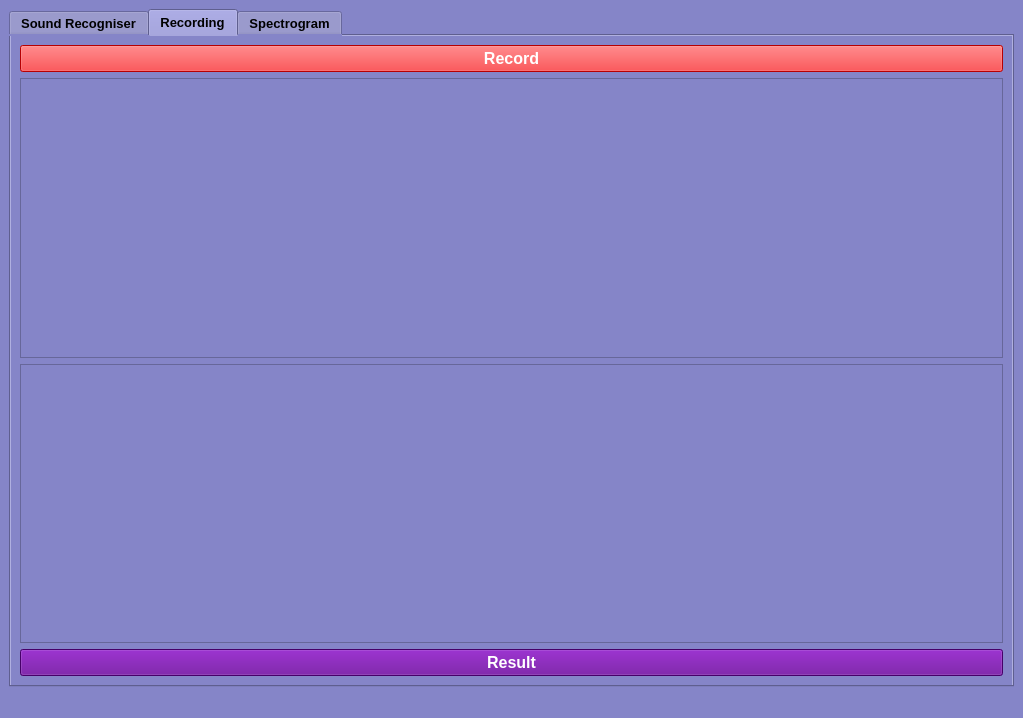
Before: the Qt Designer form mainWindow.ui in MuhamedAhmed11/Audio-Fingerprinting-App, drawn with Qt 5.
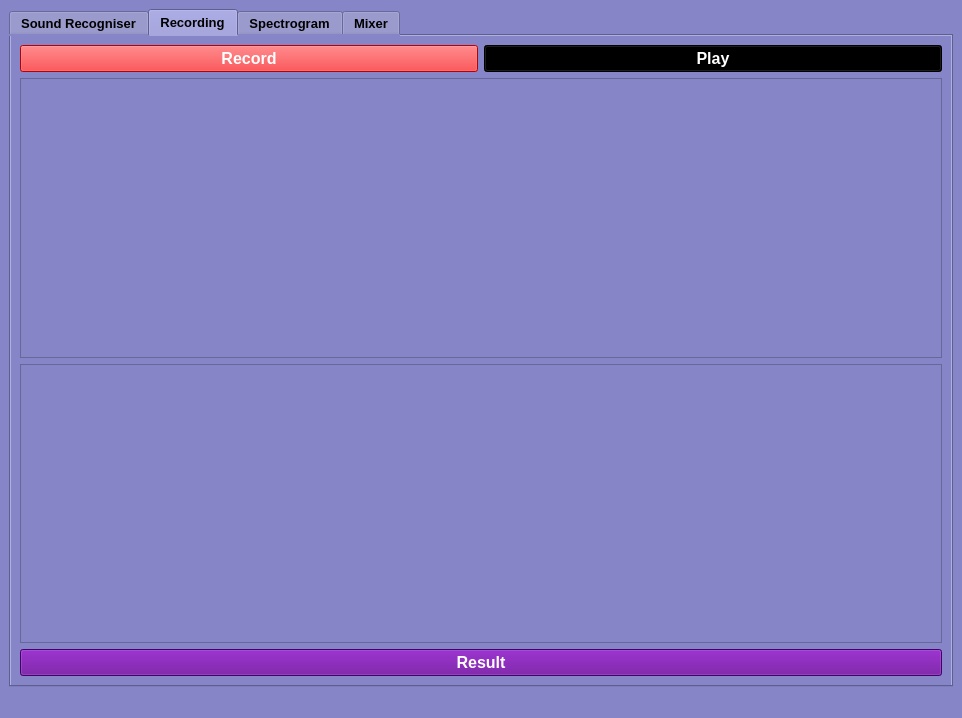
After: the same form once the commit is applied. The open tabs and pages were chosen to show the change. Custom widgets are drawn as their Qt base class.

What changed in the file:
```diff
--- a/mainWindow.ui
+++ b/mainWindow.ui
@@ -6,7 +6,7 @@
    <rect>
     <x>0</x>
     <y>0</y>
-    <width>1023</width>
+    <width>962</width>
     <height>718</height>
    </rect>
   </property>
@@ -23,8 +23,8 @@
 </string>
   </property>
   <widget class="QWidget" name="centralwidget">
-   <layout class="QGridLayout" name="gridLayout">
-    <item row="0" column="0">
+   <layout class="QHBoxLayout" name="horizontalLayout">
+    <item>
      <widget class="QTabWidget" name="tabWidget">
       <property name="font">
        <font>
@@ -91,12 +91,49 @@
        <attribute name="title">
         <string>Recording</string>
        </attribute>
-       <layout class="QGridLayout" name="gridLayout_3">
+       <layout class="QGridLayout" name="gridLayout_2">
+        <item row="0" column="0">
+         <layout class="QHBoxLayout" name="horizontalLayout_2">
+          <item>
+           <widget class="QPushButton" name="recordingButton">
+            <property name="font">
+             <font>
+              <pointsize>12</pointsize>
+              <weight>75</weight>
+              <bold>true</bold>
+             </font>
+            </property>
+            <property name="styleSheet">
+             <string notr="true">background-color: rgb(255, 0, 4);
+color: rgb(255, 255, 255);</string>
+            </property>
+            <property name="text">
+             <string>Record</string>
+            </property>
+           </widget>
+          </item>
+          <item>
+           <widget class="QPushButton" name="playButton">
+            <property name="font">
+             <font>
+              <pointsize>12</pointsize>
+              <weight>75</weight>
+              <bold>true</bold>
+             </font>
+            </property>
+            <property name="styleSheet">
+             <string notr="true">background-color: rgb(0, 0, 0);
+color: rgb(255, 255, 255);</string>
+            </property>
+            <property name="text">
+             <string>Play</string>
+            </property>
+           </widget>
+          </item>
+         </layout>
+        </item>
         <item row="1" column="0">
-         <layout class="QGridLayout" name="gridLayout_2">
-          <item row="0" column="0">
-           <widget class="QTextBrowser" name="RecordingOutput"/>
-          </item>
+         <layout class="QGridLayout" name="gridLayout">
           <item row="1" column="0">
            <widget class="QTextBrowser" name="RecordingOutput_2"/>
           </item>
@@ -118,26 +155,11 @@
             </property>
            </widget>
           </item>
+          <item row="0" column="0">
+           <widget class="QTextBrowser" name="RecordingOutput"/>
+          </item>
          </layout>
         </item>
-        <item row="0" column="0">
-         <widget class="QPushButton" name="recordingButton">
-          <property name="font">
-           <font>
-            <pointsize>12</pointsize>
-            <weight>75</weight>
-            <bold>true</bold>
-           </font>
-          </property>
-          <property name="styleSheet">
-           <string notr="true">background-color: rgb(255, 0, 4);
-color: rgb(255, 255, 255);</string>
-          </property>
-          <property name="text">
-           <string>Record</string>
-          </property>
-         </widget>
-        </item>
        </layout>
       </widget>
       <widget class="QWidget" name="tab_3">
@@ -184,6 +206,27 @@
         </item>
        </layout>
       </widget>
+      <widget class="QWidget" name="tab_4">
+       <attribute name="title">
+        <string>Mixer</string>
+       </attribute>
+       <layout class="QGridLayout" name="gridLayout_3">
+        <item row="0" column="0">
+         <widget class="QLabel" name="label">
+          <property name="font">
+           <font>
+            <pointsize>52</pointsize>
+            <weight>75</weight>
+            <bold>true</bold>
+           </font>
+          </property>
+          <property name="text">
+           <string>COMMING SOON...</string>
+          </property>
+         </widget>
+        </item>
+       </layout>
+      </widget>
      </widget>
     </item>
    </layout>
```
